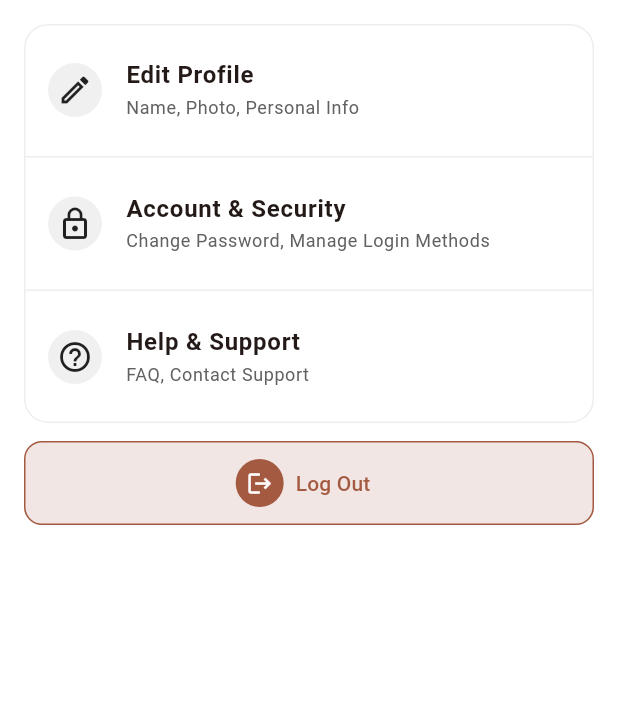
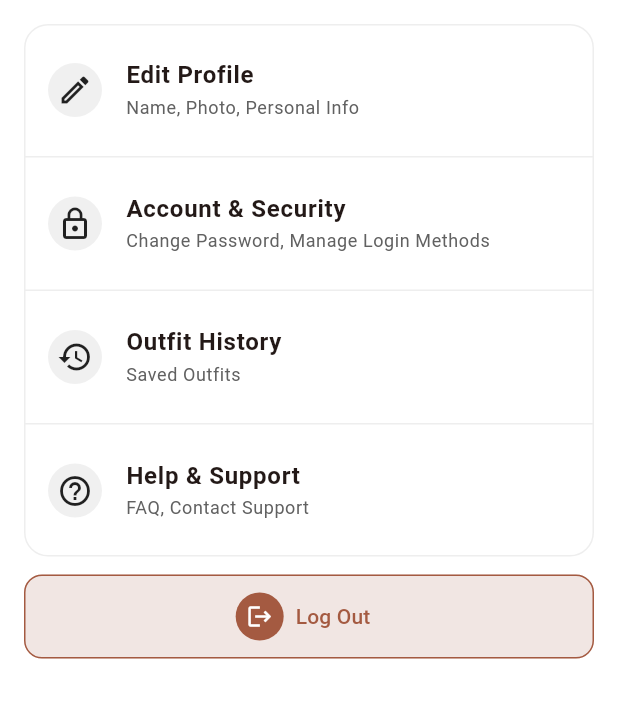
Before and after one commit to Alyan-Hanif/bonique_app, a Flutter app: the ProfilePage screen opened directly, on a phone screen of 412 x 824 dp, the part 354-1072 px from its top. Run offline on Flutter 3.47's test engine with Material 3 defaults, Android fonts, the phone set to English and light mode, and no system bars; our stand-ins replace app_links, awesome_snackbar_content, connectivity_plus, device_info_plus, flutter_dotenv, flutter_image_compress and 9 more; accounts and stored records are empty; network calls fail; project files that could hold a hidden picture were left out.

Commit message:
updated flow

```diff
--- a/lib/features/home/view/profile_page.dart
+++ b/lib/features/home/view/profile_page.dart
@@ -116,12 +116,12 @@ class ProfilePage extends ConsumerWidget {
                         ),
                       ),
                     ),
-                    // _SettingsItem(
-                    //   icon: Icons.history,
-                    //   title: 'Outfit History',
-                    //   subtitle: 'Saved Outfits',
-                    //   onTap: () => {},
-                    // ),
+                    _SettingsItem(
+                      icon: Icons.history,
+                      title: 'Outfit History',
+                      subtitle: 'Saved Outfits',
+                      onTap: () => {},
+                    ),
                     _SettingsItem(
                       icon: Icons.help_outline,
                       title: 'Help & Support',
--- a/lib/features/home/view/try_on_page.dart
+++ b/lib/features/home/view/try_on_page.dart
@@ -418,11 +418,11 @@ class _TryOnPageState extends ConsumerState<TryOnPage> {
               isLoading: isLoading,
             ),
             const SizedBox(height: 12),
-            // SaveOutfitBtn(
-            //   text: "Save Outfit",
-            //   onPressed: tryOnResult == null ? null : () {},
-            //   isLoading: false,
-            // ),
+            SaveOutfitBtn(
+              text: "Save Outfit",
+              onPressed: tryOnResult == null ? null : () {},
+              isLoading: false,
+            ),
             const SizedBox(height: 40),
           ],
         ),
--- a/lib/features/home/view/wardrobe_page.dart
+++ b/lib/features/home/view/wardrobe_page.dart
@@ -540,7 +540,7 @@ class _WardrobeTile extends ConsumerWidget {
                   );
                 },
               ),
-            )
+            ),
             // if (isSelected)
             //   Positioned(
             //     top: 8,
```
Also changed, not shown: 3 other files.
